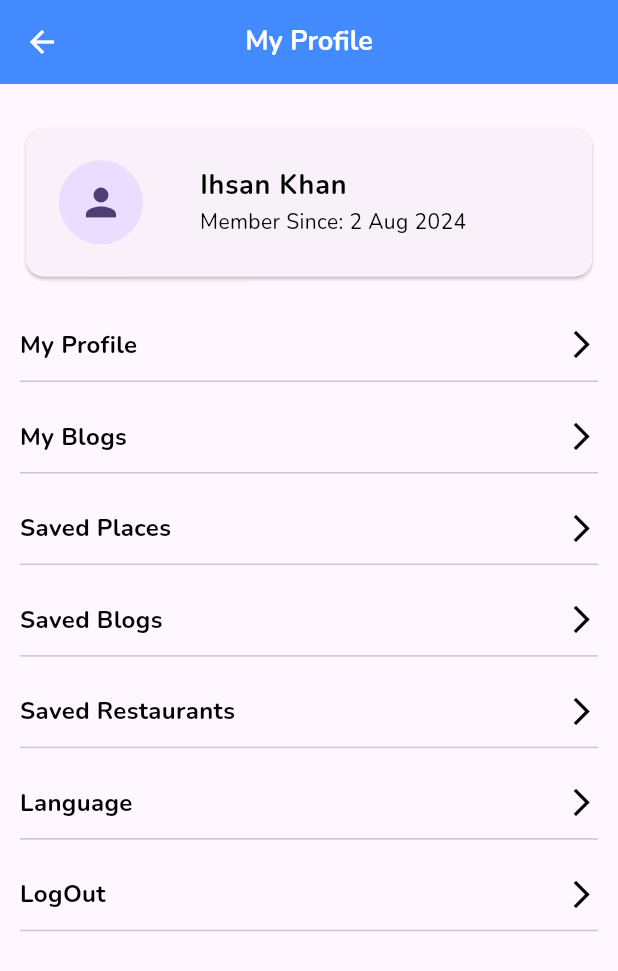
After one commit to ihsankhan-752/Explore-Dubai, a Flutter app: the ProfileScreen screen opened directly, on a phone screen of 412 x 824 dp. The commit adds this screen. Shown: the top 971 px of the screen. Run offline on Flutter 3.47's test engine with Material 3 defaults, Android fonts, the light colour scheme and no system bars; our stand-ins replace card_swiper, flutter_screenutil, font_awesome_flutter, get, google_fonts; network calls fail.

Commit message:
Profile Screen added

```diff
--- /dev/null
+++ b/lib/dart.dart
@@ -0,0 +1,6 @@
+void main() {
+  var numbers = [1, 2, 3, 4];
+  numbers.forEach((e) {
+    print(e);
+  });
+}
--- a/lib/screens/home/explore/explore_screen.dart
+++ b/lib/screens/home/explore/explore_screen.dart
@@ -25,8 +25,8 @@ class ExploreScreen extends StatelessWidget {
               children: [
                 SizedBox(width: Get.width * 0.76, child: const CustomTextInput(hintText: 'Search', icon: Icons.search)),
                 Container(
-                  height: 55.h,
-                  width: 55.w,
+                  height: 46.h,
+                  width: 52.w,
                   decoration: BoxDecoration(
                     color: Colors.grey.shade300,
                     borderRadius: BorderRadius.circular(10),
--- a/lib/screens/home/home_screen.dart
+++ b/lib/screens/home/home_screen.dart
@@ -2,9 +2,11 @@ import 'package:explore_dubai/const/lists.dart';
 import 'package:explore_dubai/screens/home/blogs/blogs_screen.dart';
 import 'package:explore_dubai/screens/home/book_now/book_now_screen.dart';
 import 'package:explore_dubai/screens/home/explore/explore_screen.dart';
+import 'package:explore_dubai/screens/home/minor_screens/profile_screen.dart';
 import 'package:explore_dubai/utils/app_colors.dart';
 import 'package:flutter/material.dart';
 import 'package:flutter_screenutil/flutter_screenutil.dart';
+import 'package:get/get.dart';
 import 'package:google_fonts/google_fonts.dart';
 
 class HomeScreen extends StatefulWidget {
@@ -42,7 +44,11 @@ class _HomeScreenState extends State<HomeScreen> {
           ),
         ),
         actions: <Widget>[
-          Icon(Icons.person, size: 25.w, color: AppColors.primaryWhite),
+          GestureDetector(
+              onTap: () {
+                Get.to(() => const ProfileScreen());
+              },
+              child: Icon(Icons.person, size: 25.w, color: AppColors.primaryWhite)),
           const SizedBox(width: 10),
         ],
       ),
--- /dev/null
+++ b/lib/screens/home/minor_screens/profile_screen.dart
@@ -0,0 +1,68 @@
+import 'package:explore_dubai/screens/home/minor_screens/widgets/user_profile_card.dart';
+import 'package:explore_dubai/utils/app_colors.dart';
+import 'package:explore_dubai/utils/text_styles.dart';
+import 'package:flutter/material.dart';
+import 'package:flutter_screenutil/flutter_screenutil.dart';
+
+class ProfileScreen extends StatelessWidget {
+  const ProfileScreen({super.key});
+
+  @override
+  Widget build(BuildContext context) {
+    return Scaffold(
+      appBar: AppBar(
+        title: const Text("My Profile"),
+      ),
+      body: Padding(
+        padding: EdgeInsets.symmetric(horizontal: 12.w),
+        child: Column(
+          crossAxisAlignment: CrossAxisAlignment.start,
+          children: [
+            SizedBox(height: 20.h),
+            const UserProfileCard(),
+            const SizedBox(height: 30),
+            const CustomListTile(title: 'My Profile'),
+            const CustomListTile(title: 'My Blogs'),
+            const CustomListTile(title: 'Saved Places'),
+            const CustomListTile(title: 'Saved Blogs'),
+            const CustomListTile(title: 'Saved Restaurants'),
+            const CustomListTile(title: 'Language'),
+            const CustomListTile(title: 'LogOut'),
+          ],
+        ),
+      ),
+    );
+  }
+}
+
+class CustomListTile extends StatelessWidget {
+  final String title;
+  final Widget? sfxWidget;
+  final Function()? onPressed;
+  const CustomListTile({super.key, required this.title, this.sfxWidget, this.onPressed});
+
+  @override
+  Widget build(BuildContext context) {
+    return Column(
+      children: [
+        Row(
+          mainAxisAlignment: MainAxisAlignment.spaceBetween,
+          children: [
+            Text(title, style: AppTextStyle.primaryBold),
+            GestureDetector(
+              onTap: onPressed ?? () {},
+              child: sfxWidget ??
+                  Icon(
+                    Icons.arrow_forward_ios,
+                    size: 20.w,
+                    color: AppColors.primaryBlack,
+                  ),
+            ),
+          ],
+        ),
+        Divider(height: 20.h),
+        SizedBox(height: 10.h),
+      ],
+    );
+  }
+}
--- /dev/null
+++ b/lib/screens/home/minor_screens/widgets/user_profile_card.dart
@@ -0,0 +1,31 @@
+import 'package:flutter/material.dart';
+import 'package:get/get.dart';
+
+import '../../../../utils/text_styles.dart';
+
+class UserProfileCard extends StatelessWidget {
+  const UserProfileCard({super.key});
+
+  @override
+  Widget build(BuildContext context) {
+    return SizedBox(
+      height: Get.height * 0.13,
+      child: Card(
+        child: Center(
+          child: ListTile(
+            contentPadding: EdgeInsets.zero,
+            leading: const CircleAvatar(
+              radius: 50,
+              child: Icon(Icons.person, size: 30),
+            ),
+            title: Text("Ihsan Khan",
+                style: AppTextStyle.primaryBold.copyWith(
+                  fontSize: 18,
+                )),
+            subtitle: Text('Member Since: 2 Aug 2024', style: AppTextStyle.primaryMedium),
+          ),
+        ),
+      ),
+    );
+  }
+}
--- a/lib/widgets/buttons.dart
+++ b/lib/widgets/buttons.dart
@@ -15,7 +15,7 @@ class PrimaryButton extends StatelessWidget {
     return GestureDetector(
       onTap: onPressed,
       child: Container(
-        height: 55.h,
+        height: 50.h,
         width: Get.width,
         decoration: BoxDecoration(
           borderRadius: BorderRadius.circular(10.r),
```
